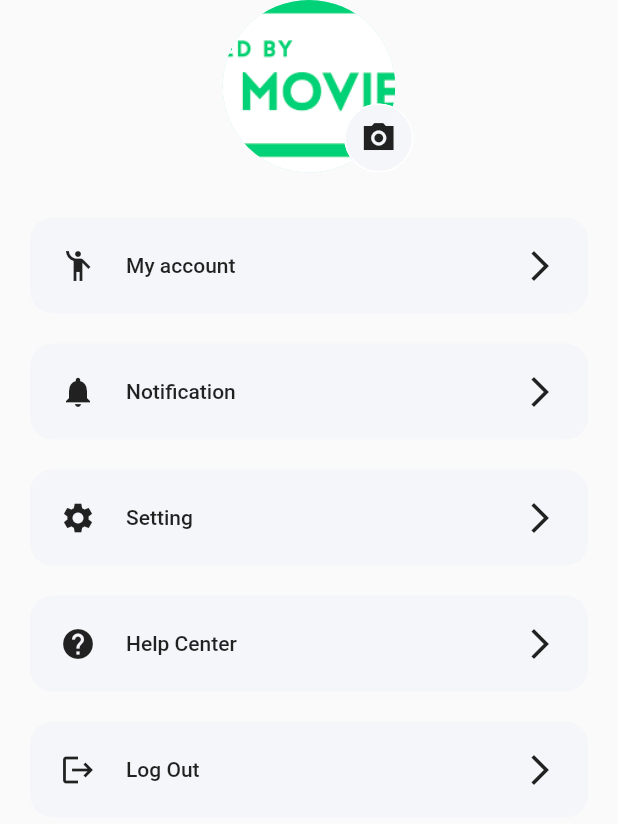
After one commit to pvtruong2003/app_movie_demo, a Flutter app: the ProfileScreen screen opened directly, on a phone screen of 412 x 824 dp. The commit adds this screen. Shown: the top 824 px of the screen. Run offline on Flutter 3.47's test engine with Material 2 defaults, Android fonts, the phone set to English and light mode, and no system bars; our stand-ins replace dio, get_it, logger, retrofit, rxdart; generated files the repository leaves out were written again; network calls fail.

Commit message:
- update ui tab profile

```diff
--- /dev/null
+++ b/app_movie/lib/screens/profile/Components/body.dart
@@ -0,0 +1,73 @@
+import 'package:flutter/material.dart';
+import 'package:app_movie/screens/profile/Components/profile_pic.dart';
+
+class Body extends StatelessWidget {
+  @override
+  Widget build(BuildContext context) {
+    return Column(
+      children: [
+        ProfilePic(),
+        SizedBox(height: 20),
+        ProfileMenu(icon: Icons.emoji_people, text: "My account",press: () {
+
+        },
+        ),
+        ProfileMenu(icon: Icons.notifications, text: "Notification",press: () {
+
+        },
+        ),
+        ProfileMenu(icon: Icons.settings, text: "Setting",press: () {
+
+        },
+        ),
+        ProfileMenu(icon: Icons.help, text: "Help Center",press: () {
+
+        },
+        ),
+        ProfileMenu(icon: Icons.logout, text: "Log Out",press: () {
+
+        },
+        ),
+      ],
+    );
+  }
+}
+
+class ProfileMenu extends StatelessWidget {
+  const ProfileMenu({
+    Key key,
+    @required this.text,
+    @required this.icon,
+    @required this.press,
+  }) : super(key: key);
+
+final String text;
+final IconData icon;
+final VoidCallback press;
+
+  @override
+  Widget build(BuildContext context) {
+    return Padding(
+      padding: const EdgeInsets.symmetric(horizontal: 20, vertical: 10),
+      child: FlatButton(
+        padding: EdgeInsets.all(20),
+        shape: RoundedRectangleBorder(borderRadius: BorderRadius.circular(15)),
+        color: Color(0xFFF5F6F9),
+        onPressed: () {},
+        child: Row(
+          children: [
+            Icon(icon),
+            SizedBox(width: 20),
+            Expanded(
+              child: Text(
+                text,
+                style: Theme.of(context).textTheme.bodyText1,
+              ),
+            ),
+            Icon(Icons.arrow_forward_ios)
+          ],
+        ),
+        ),
+    );
+  }
+}
--- /dev/null
+++ b/app_movie/lib/screens/profile/Components/profile_pic.dart
@@ -0,0 +1,42 @@
+import 'package:flutter/material.dart';
+import 'package:flutter/widgets.dart';
+
+class ProfilePic extends StatelessWidget {
+  const ProfilePic({
+    Key key,
+  }) : super(key: key);
+
+  @override
+  Widget build(BuildContext context) {
+    return SizedBox(
+      height: 115,
+      width:  115,
+      child: Stack(
+        fit: StackFit.expand,
+        overflow: Overflow.visible,
+        children: [
+          CircleAvatar(
+            backgroundImage: AssetImage('assets/images/logo.png'),
+            ),
+            Positioned(
+              right: -12,
+              bottom: 0,
+              child: SizedBox(
+              height: 46,
+              width: 46,
+              child: FlatButton(
+                padding: EdgeInsets.zero,
+                shape: RoundedRectangleBorder(borderRadius: BorderRadius.circular(50),
+                side: BorderSide(color: Colors.white),
+                ),
+                color: Color(0xFFF5F6F9),
+                onPressed: () {},
+                child: Icon(Icons.camera_alt_sharp),
+                ),
+              )
+            ),
+        ],
+      ),
+    );
+  }
+}
--- a/app_movie/lib/screens/profile/profile_sreen.dart
+++ b/app_movie/lib/screens/profile/profile_sreen.dart
@@ -1,4 +1,6 @@
+import 'package:app_movie/app_bar.dart';
 import 'package:app_movie/app_container.dart';
+import 'package:app_movie/screens/profile/Components/body.dart';
 import 'package:flutter/material.dart';
 
 class ProfileScreen extends StatefulWidget {
@@ -11,9 +13,9 @@ class _ProfileScreenState extends State<ProfileScreen> with AutomaticKeepAliveCl
   Widget build(BuildContext context) {
     print('---------------> ProfileScreen');
     super.build(context);
-    return AppContainer(
-      appBar: AppBar(),
-      child: Container(),
+    return Scaffold(
+      // appBar: customAppBar(title: "Profile User", centerTitle: true),
+      body: Body(),
     );
   }
 
```
